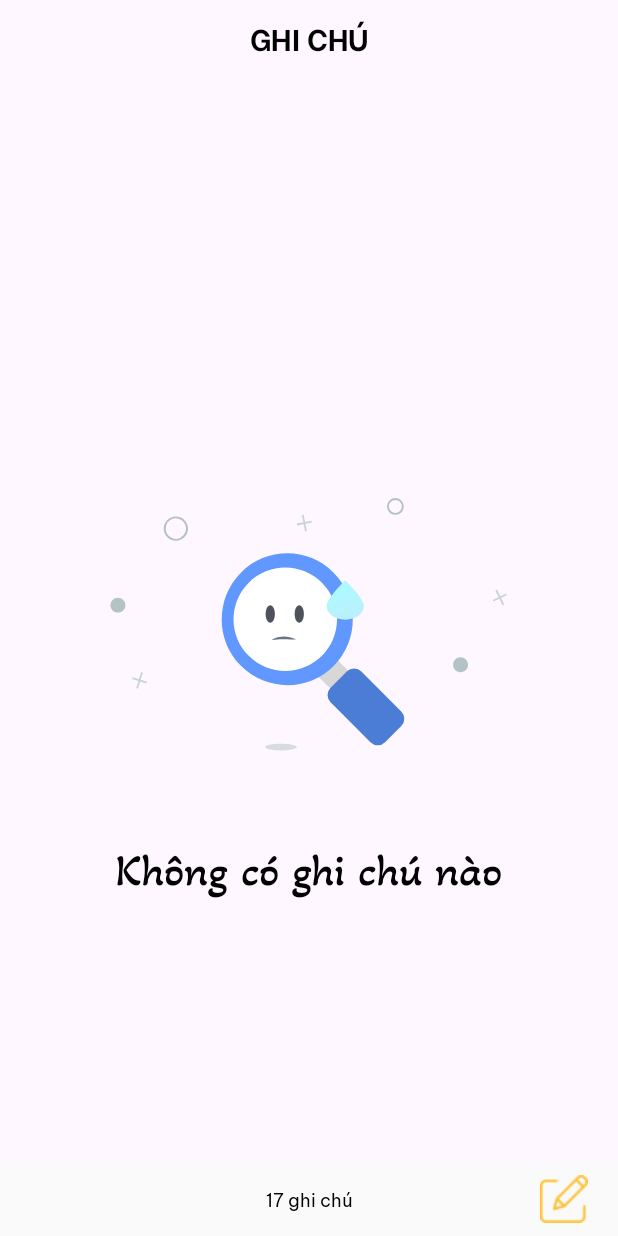
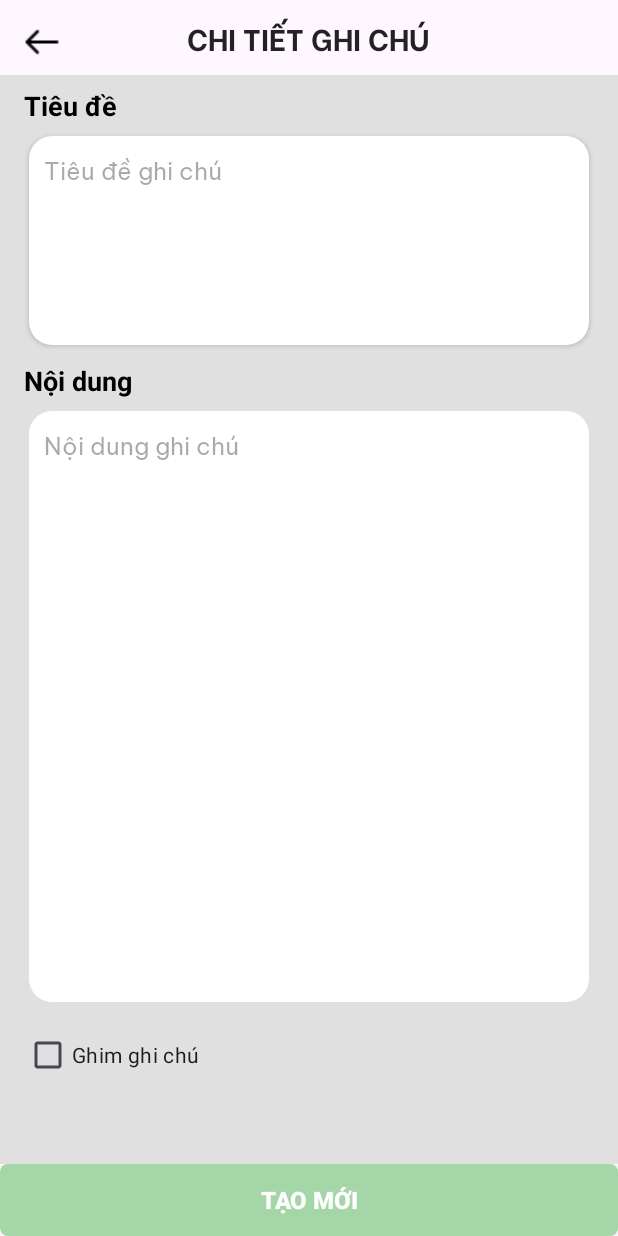
Before and after one commit to duogwas/MyNote, an Android app: the screen it shows after launch (MainActivity before the commit, NoteDetail after it), on a phone screen of 412 x 824 dp. Run offline under Robolectric (Android 15) with nearby library versions, the phone set to English and light mode, and no system bars.

Commit message:
note detail screen

```diff
--- /dev/null
+++ b/app/src/main/java/com/duogwas/mynote/Activity/NoteDetail.java
@@ -0,0 +1,26 @@
+package com.duogwas.mynote.Activity;
+
+import android.os.Bundle;
+
+import androidx.activity.EdgeToEdge;
+import androidx.appcompat.app.AppCompatActivity;
+import androidx.core.graphics.Insets;
+import androidx.core.view.ViewCompat;
+import androidx.core.view.WindowInsetsCompat;
+
+import com.duogwas.mynote.R;
+
+public class NoteDetail extends AppCompatActivity {
+
+    @Override
+    protected void onCreate(Bundle savedInstanceState) {
+        super.onCreate(savedInstanceState);
+        EdgeToEdge.enable(this);
+        setContentView(R.layout.activity_note_detail);
+        ViewCompat.setOnApplyWindowInsetsListener(findViewById(R.id.main), (v, insets) -> {
+            Insets systemBars = insets.getInsets(WindowInsetsCompat.Type.systemBars());
+            v.setPadding(systemBars.left, systemBars.top, systemBars.right, systemBars.bottom);
+            return insets;
+        });
+    }
+}
--- /dev/null
+++ b/app/src/main/java/com/duogwas/mynote/Model/Note.java
@@ -0,0 +1,49 @@
+package com.duogwas.mynote.Model;
+
+public class Note {
+    public Long id;
+    public String title;
+    public String content;
+    public int pinned;
+    public String created_at;
+
+    public Long getId() {
+        return id;
+    }
+
+    public void setId(Long id) {
+        this.id = id;
+    }
+
+    public String getTitle() {
+        return title;
+    }
+
+    public void setTitle(String title) {
+        this.title = title;
+    }
+
+    public String getContent() {
+        return content;
+    }
+
+    public void setContent(String content) {
+        this.content = content;
+    }
+
+    public int getPinned() {
+        return pinned;
+    }
+
+    public void setPinned(int pinned) {
+        this.pinned = pinned;
+    }
+
+    public String getCreated_at() {
+        return created_at;
+    }
+
+    public void setCreated_at(String created_at) {
+        this.created_at = created_at;
+    }
+}
--- /dev/null
+++ b/app/src/main/res/drawable/button_bg.xml
@@ -0,0 +1,9 @@
+<?xml version="1.0" encoding="utf-8"?>
+<selector xmlns:android="http://schemas.android.com/apk/res/android">
+    <item>
+        <shape android:shape="rectangle">
+            <corners android:radius="5dp"/>
+            <solid android:color="#ffffff"/>
+        </shape>
+    </item>
+</selector>
--- /dev/null
+++ b/app/src/main/res/drawable/note_bg.xml
@@ -0,0 +1,9 @@
+<?xml version="1.0" encoding="utf-8"?>
+<selector xmlns:android="http://schemas.android.com/apk/res/android">
+    <item>
+        <shape android:shape="rectangle">
+            <corners android:radius="15dp"/>
+            <solid android:color="#ffffff"/>
+        </shape>
+    </item>
+</selector>
--- a/app/src/main/res/layout/activity_main.xml
+++ b/app/src/main/res/layout/activity_main.xml
@@ -157,7 +157,6 @@
             app:layout_constraintTop_toTopOf="parent" />
     </androidx.constraintlayout.widget.ConstraintLayout>
 
-
 </androidx.constraintlayout.widget.ConstraintLayout>
 
     <!--</androidx.constraintlayout.widget.ConstraintLayout>-->
--- /dev/null
+++ b/app/src/main/res/layout/activity_note_detail.xml
@@ -0,0 +1,260 @@
+<?xml version="1.0" encoding="utf-8"?>
+<androidx.constraintlayout.widget.ConstraintLayout xmlns:android="http://schemas.android.com/apk/res/android"
+    xmlns:app="http://schemas.android.com/apk/res-auto"
+    xmlns:tools="http://schemas.android.com/tools"
+    android:id="@+id/main"
+    android:layout_width="match_parent"
+    android:layout_height="match_parent"
+    tools:context=".Activity.NoteDetail">
+
+    <androidx.constraintlayout.widget.ConstraintLayout
+        android:id="@+id/clTitlePage"
+        android:layout_width="match_parent"
+        android:layout_height="50dp"
+        android:elevation="3dp"
+        app:layout_constraintEnd_toEndOf="parent"
+        app:layout_constraintHorizontal_bias="0.0"
+        app:layout_constraintStart_toStartOf="parent"
+        app:layout_constraintTop_toTopOf="parent">
+
+        <ImageView
+            android:id="@+id/ivBack"
+            android:layout_width="35dp"
+            android:layout_height="35dp"
+            android:layout_margin="10dp"
+            android:scaleType="center"
+            app:layout_constraintStart_toStartOf="parent"
+            app:layout_constraintTop_toTopOf="parent"
+            app:srcCompat="@drawable/ic_back" />
+
+        <TextView
+            android:id="@+id/tvTittle"
+            android:layout_width="wrap_content"
+            android:layout_height="50dp"
+            android:fontFamily="@font/be_vietnam_bold"
+            android:gravity="center_vertical"
+            android:text="chi tiết ghi chú"
+            android:textAllCaps="true"
+            android:textColor="#222222"
+            android:textSize="20sp"
+            app:layout_constraintEnd_toEndOf="parent"
+            app:layout_constraintStart_toStartOf="parent"
+            app:layout_constraintTop_toTopOf="parent" />
+    </androidx.constraintlayout.widget.ConstraintLayout>
+
+    <ScrollView
+        android:id="@+id/svOrderInfor"
+        android:layout_width="match_parent"
+        android:layout_height="0dp"
+        android:background="#E0E0E0"
+        app:layout_constraintBottom_toTopOf="@id/clAction"
+        app:layout_constraintEnd_toEndOf="parent"
+        app:layout_constraintStart_toStartOf="parent"
+        app:layout_constraintTop_toBottomOf="@+id/clTitlePage">
+
+        <androidx.constraintlayout.widget.ConstraintLayout
+            android:layout_width="match_parent"
+            android:layout_height="0dp"
+            app:layout_constraintEnd_toEndOf="parent"
+            app:layout_constraintStart_toStartOf="parent"
+            app:layout_constraintTop_toTopOf="parent">
+
+            <androidx.constraintlayout.widget.ConstraintLayout
+                android:id="@+id/clNoteTitle"
+                android:layout_width="match_parent"
+                android:layout_height="175dp"
+                android:layout_marginStart="16dp"
+                android:layout_marginTop="8dp"
+                android:layout_marginEnd="16dp"
+                app:layout_constraintEnd_toEndOf="parent"
+                app:layout_constraintStart_toStartOf="parent"
+                app:layout_constraintTop_toTopOf="parent">
+
+                <TextView
+                    android:id="@+id/tvTitleLabel"
+                    android:layout_width="wrap_content"
+                    android:layout_height="wrap_content"
+                    android:text="Tiêu đề"
+                    android:textColor="@color/black"
+                    android:textSize="18sp"
+                    android:textStyle="bold"
+                    app:layout_constraintStart_toStartOf="parent"
+                    app:layout_constraintTop_toTopOf="parent" />
+
+                <androidx.constraintlayout.widget.ConstraintLayout
+                    android:id="@+id/clNoteTitleInfor"
+                    android:layout_width="match_parent"
+                    android:layout_height="0dp"
+                    android:layout_marginStart="3dp"
+                    android:layout_marginTop="8dp"
+                    android:layout_marginEnd="3dp"
+                    android:layout_marginBottom="3dp"
+                    android:background="@drawable/note_bg"
+                    android:elevation="2dp"
+                    android:visibility="visible"
+                    app:layout_constraintBottom_toBottomOf="parent"
+                    app:layout_constraintEnd_toEndOf="parent"
+                    app:layout_constraintStart_toStartOf="parent"
+                    app:layout_constraintTop_toBottomOf="@+id/tvTitleLabel">
+
+                    <EditText
+                        android:id="@+id/edtNoteTitle"
+                        android:layout_width="match_parent"
+                        android:layout_height="match_parent"
+                        android:layout_margin="10dp"
+                        android:background="@android:color/transparent"
+                        android:fontFamily="@font/be_vietnam_regular"
+                        android:gravity="top|start"
+                        android:inputType="textMultiLine"
+                        android:lines="4"
+                        android:hint="Tiêu đề ghi chú"
+                        android:maxLines="5"
+                        android:minLines="3"
+                        android:scrollbars="vertical"
+                        android:textColor="#000"
+                        android:textSize="16sp"
+                        app:layout_constraintStart_toStartOf="parent"
+                        app:layout_constraintTop_toTopOf="parent" />
+
+                </androidx.constraintlayout.widget.ConstraintLayout>
+
+            </androidx.constraintlayout.widget.ConstraintLayout>
+
+            <androidx.constraintlayout.widget.ConstraintLayout
+                android:id="@+id/clNoteContent"
+                android:layout_width="match_parent"
+                android:layout_height="430dp"
+                android:layout_marginStart="16dp"
+                android:layout_marginTop="8dp"
+                android:layout_marginEnd="16dp"
+                app:layout_constraintEnd_toEndOf="parent"
+                app:layout_constraintStart_toStartOf="parent"
+                app:layout_constraintTop_toBottomOf="@+id/clNoteTitle">
+
+                <TextView
+                    android:id="@+id/tvContentLabel"
+                    android:layout_width="wrap_content"
+                    android:layout_height="wrap_content"
+                    android:text="Nội dung"
+                    android:textColor="@color/black"
+                    android:textSize="18sp"
+                    android:textStyle="bold"
+                    app:layout_constraintStart_toStartOf="parent"
+                    app:layout_constraintTop_toTopOf="parent" />
+
+                <androidx.constraintlayout.widget.ConstraintLayout
+                    android:id="@+id/clNoteTitleInfor1"
+                    android:layout_width="match_parent"
+                    android:layout_height="0dp"
+                    android:layout_marginStart="3dp"
+                    android:layout_marginTop="8dp"
+                    android:layout_marginEnd="3dp"
+                    android:layout_marginBottom="3dp"
+                    android:background="@drawable/note_bg"
+                    android:elevation="2dp"
+                    android:visibility="visible"
+                    app:layout_constraintBottom_toBottomOf="parent"
+                    app:layout_constraintEnd_toEndOf="parent"
+                    app:layout_constraintStart_toStartOf="parent"
+                    app:layout_constraintTop_toBottomOf="@+id/tvContentLabel">
+
+                    <EditText
+                        android:id="@+id/edtNoteContent"
+                        android:layout_width="match_parent"
+                        android:layout_height="match_parent"
+                        android:layout_margin="10dp"
+                        android:background="@android:color/transparent"
+                        android:fontFamily="@font/be_vietnam_regular"
+                        android:gravity="top|start"
+                        android:inputType="textMultiLine"
+                        android:lines="25"
+                        android:hint="Nội dung ghi chú"
+                        android:maxLines="30"
+                        android:minLines="25"
+                        android:scrollbars="vertical"
+                        android:textColor="#000"
+                        android:textSize="16sp"
+                        app:layout_constraintStart_toStartOf="parent"
+                        app:layout_constraintTop_toTopOf="parent" />
+
+                </androidx.constraintlayout.widget.ConstraintLayout>
+
+            </androidx.constraintlayout.widget.ConstraintLayout>
+
+            <androidx.appcompat.widget.AppCompatCheckBox
+                android:id="@+id/cbPinned"
+                android:layout_width="match_parent"
+                android:layout_height="wrap_content"
+                android:layout_marginStart="16dp"
+                android:layout_marginTop="8dp"
+                android:layout_marginEnd="16dp"
+                android:text="Ghim ghi chú"
+                app:layout_constraintStart_toStartOf="parent"
+                app:layout_constraintTop_toBottomOf="@+id/clNoteContent" />
+
+        </androidx.constraintlayout.widget.ConstraintLayout>
+
+    </ScrollView>
+
+    <androidx.constraintlayout.widget.ConstraintLayout
+        android:id="@+id/clAction"
+        android:layout_width="match_parent"
+        android:layout_height="wrap_content"
+        android:background="#FAFAFA"
+        app:layout_constraintBottom_toBottomOf="parent"
+        app:layout_constraintEnd_toEndOf="parent"
+        app:layout_constraintStart_toStartOf="parent">
+
+        <androidx.appcompat.widget.AppCompatButton
+            android:id="@+id/btnCreate"
+            android:layout_width="match_parent"
+            android:layout_height="wrap_content"
+            android:background="@drawable/button_bg"
+            android:backgroundTint="#A5D6A7"
+            android:text="Tạo mới"
+            android:textColor="#FFFFFF"
+            android:textSize="16sp"
+            android:textStyle="bold"
+            app:layout_constraintEnd_toEndOf="parent"
+            app:layout_constraintStart_toStartOf="parent"
+            app:layout_constraintTop_toTopOf="parent" />
+
+        <LinearLayout
+            android:id="@+id/lnEditUpdate"
+            android:layout_width="match_parent"
+            android:layout_height="wrap_content"
+            android:orientation="horizontal"
+            android:visibility="gone"
+            app:layout_constraintStart_toStartOf="parent"
+            app:layout_constraintTop_toTopOf="parent">
+
+            <androidx.appcompat.widget.AppCompatButton
+                android:id="@+id/btnUpdate"
+                android:layout_width="0dp"
+                android:layout_height="wrap_content"
+                android:layout_margin="10dp"
+                android:layout_weight="1"
+                android:background="@drawable/button_bg"
+                android:backgroundTint="#4cc1ff"
+                android:text="Lưu"
+                android:textColor="#FFFFFF"
+                android:textSize="16sp"
+                android:textStyle="bold" />
+
+            <androidx.appcompat.widget.AppCompatButton
+                android:id="@+id/btnDelete"
+                android:layout_width="0dp"
+                android:layout_height="wrap_content"
+                android:layout_margin="10dp"
+                android:layout_weight="1"
+                android:background="@drawable/button_bg"
+                android:backgroundTint="#ff4627"
+                android:text="Xóa"
+                android:textColor="#FFFFFF"
+                android:textSize="16sp" />
+
+        </LinearLayout>
+
+    </androidx.constraintlayout.widget.ConstraintLayout>
+
+</androidx.constraintlayout.widget.ConstraintLayout>
--- /dev/null
+++ b/app/src/main/res/layout/item_note.xml
@@ -0,0 +1,6 @@
+<?xml version="1.0" encoding="utf-8"?>
+<androidx.constraintlayout.widget.ConstraintLayout xmlns:android="http://schemas.android.com/apk/res/android"
+    android:layout_width="match_parent"
+    android:layout_height="match_parent">
+
+</androidx.constraintlayout.widget.ConstraintLayout>
```
Also changed, not shown: app/src/main/AndroidManifest.xml (+6 -4 lines), app/src/main/res/drawable/ic_back.png (added).
